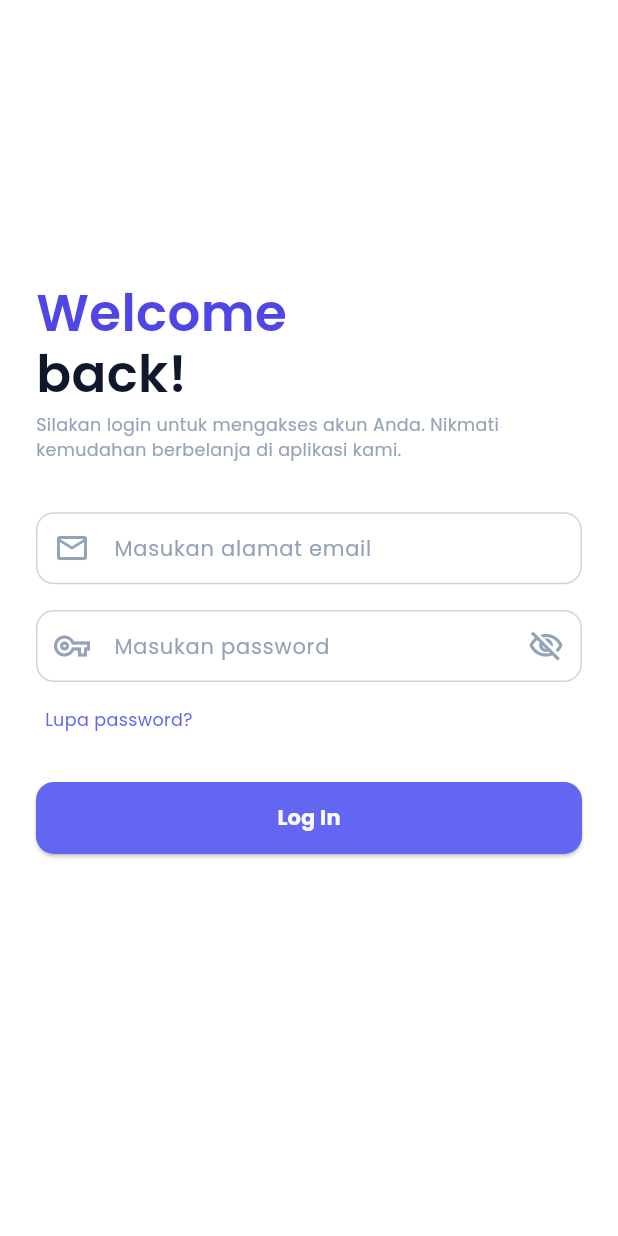
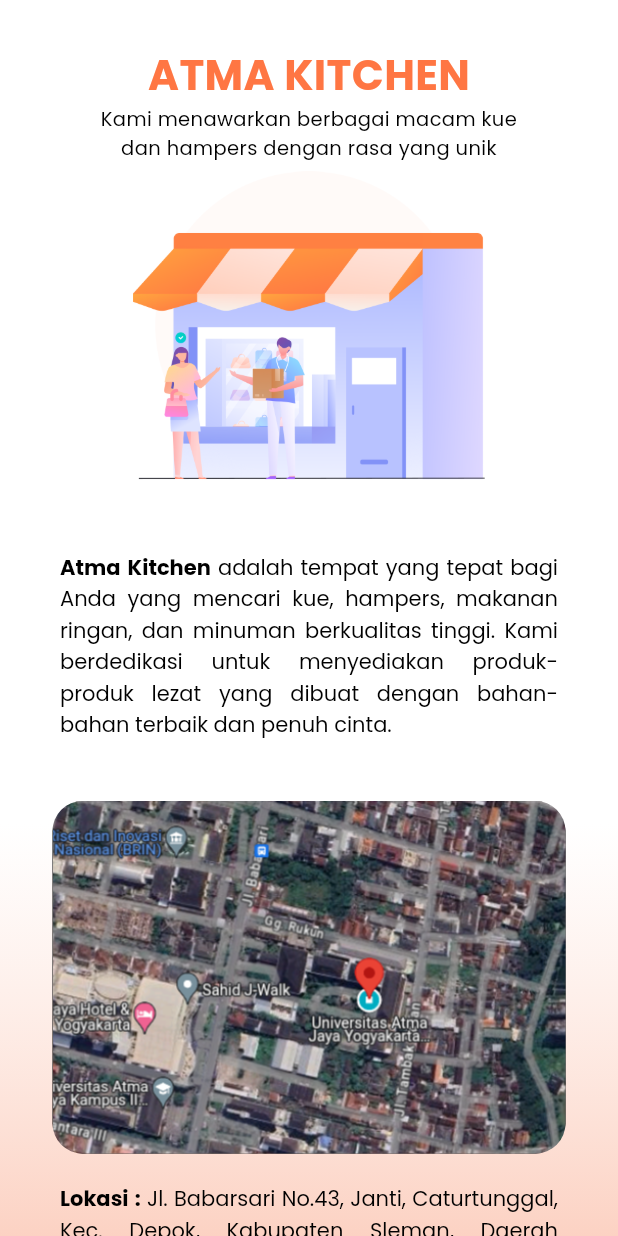
Before and after one commit to siwakasen/mobile_p3l, a Flutter app: the screen it shows after launch, on a phone screen of 412 x 824 dp. Run offline on Flutter 3.47's test engine with Material 3 defaults, Android fonts, the phone set to English and light mode, and no system bars; our stand-ins replace dio, email_validator, font_awesome_flutter, page_transition, responsive_sizer, salomon_bottom_bar and 2 more.

Commit message:
add informasi umum toko

```diff
--- a/lib/main.dart
+++ b/lib/main.dart
@@ -4,6 +4,7 @@
 import 'package:mobile_p3l/src/presentation/pages/home/buttom_navbar.dart';
 import 'package:mobile_p3l/routes/app_route.dart';
 import 'package:responsive_sizer/responsive_sizer.dart';
+import 'package:mobile_p3l/src/presentation/pages/informasiUmum/informasiUmum.dart';
 
 void main() {
   runApp(const MainApp());
@@ -38,11 +39,9 @@
           debugShowCheckedModeBanner: false,
           onGenerateRoute: AppRoute.generateRoute,
           theme: ThemeData(
-            colorScheme: const ColorScheme.light(
-              background:Colors.white
-            ),
+            colorScheme: const ColorScheme.light(background: Colors.white),
           ),
-          home: token == null ? const LoginScreen() : const Dashboard(),
+          home: token == null ? const InformasiUmumPage() : const Dashboard(),
         );
       },
     );
--- /dev/null
+++ b/lib/src/presentation/pages/informasiUmum/informasiUmum.dart
@@ -0,0 +1,237 @@
+import 'package:flutter/material.dart';
+
+class InformasiUmumPage extends StatefulWidget {
+  const InformasiUmumPage({Key? key}) : super(key: key);
+
+  @override
+  State<InformasiUmumPage> createState() => _InformasiUmumPageState();
+}
+
+class _InformasiUmumPageState extends State<InformasiUmumPage> {
+  @override
+  Widget build(BuildContext context) {
+    return Scaffold(
+
+      body: SafeArea(
+        child: Container(
+          decoration: const BoxDecoration(
+            gradient: LinearGradient(
+              begin: Alignment.topCenter,
+              end: Alignment.bottomCenter,
+              colors: [
+                Colors.white70,
+                Colors.white70,
+                Colors.white70,
+                Color.fromARGB(255, 252, 210, 195)
+              ],
+            ),
+          ),
+          child: SizedBox(
+            width: double.infinity,
+            child: SingleChildScrollView(
+              child: Column(
+                children: <Widget>[
+                  const SizedBox(height: 30),
+                  Column(
+                    children: <Widget>[
+                      const Text(
+                        "ATMA KITCHEN",
+                        style: TextStyle(
+                          fontSize: 28,
+                          color: Color(0xFFFF7643),
+                          fontWeight: FontWeight.bold,
+                          fontFamily: 'Poppins',
+                        ),
+                      ),
+                      const Text(
+                        "Kami menawarkan berbagai macam kue \ndan hampers dengan rasa yang unik",
+                        textAlign: TextAlign.center,
+                        style: TextStyle(
+                          fontFamily: 'Poppins',
+                          fontSize: 13,
+                        ),
+                      ),
+                      Image.asset(
+                        "assets/images/splash_2.png",
+                        height: 220,
+                        width: 235,
+                      ),
+                    ],
+                  ),
+                  const SizedBox(height: 40),
+                  Padding(
+                    padding: const EdgeInsets.symmetric(horizontal: 20),
+                    child: Column(
+                      crossAxisAlignment: CrossAxisAlignment.start,
+                      children: <Widget>[
+                        Padding(
+                          padding: const EdgeInsets.symmetric(horizontal: 20),
+                          child: RichText(
+                            textAlign: TextAlign.justify,
+                            text: const TextSpan(
+                              children: [
+                                TextSpan(
+                                  text: 'Atma Kitchen',
+                                  style: TextStyle(
+                                    fontWeight: FontWeight.bold,
+                                    color: Colors.black,
+                                    fontFamily: 'Poppins',
+                                  ),
+                                ),
+                                TextSpan(
+                                  text:
+                                      ' adalah tempat yang tepat bagi Anda yang mencari kue, hampers, makanan ringan, dan minuman berkualitas tinggi. Kami berdedikasi untuk menyediakan produk-produk lezat yang dibuat dengan bahan-bahan terbaik dan penuh cinta.',
+                                  style: TextStyle(
+                                    color: Colors.black,
+                                    fontFamily: 'Poppins',
+                                  ),
+                                ),
+                              ],
+                            ),
+                          ),
+                        ),
+                        const SizedBox(height: 40),
+                        Padding(
+                          padding: const EdgeInsets.symmetric(horizontal: 15),
+                          child: ClipRRect(
+                            borderRadius: BorderRadius.circular(20),
+                            child: Container(
+                              height: 235,
+                              width: double.infinity,
+                              decoration: BoxDecoration(
+                                border: Border.all(
+                                  color: Colors.black,
+                                  width: 0,
+                                ),
+                              ),
+                              child: Image.asset(
+                                "assets/images/lokasi.png",
+                                fit: BoxFit.cover,
+                              ),
+                            ),
+                          ),
+                        ),
+                        const SizedBox(height: 20),
+                        Padding(
+                          padding: const EdgeInsets.symmetric(horizontal: 20),
+                          child: RichText(
+                            textAlign: TextAlign.justify,
+                            text: const TextSpan(
+                              children: [
+                                TextSpan(
+                                  text: 'Lokasi : ',
+                                  style: TextStyle(
+                                    fontWeight: FontWeight.bold,
+                                    color: Colors.black,
+                                    decorationStyle: TextDecorationStyle.solid,
+                                    decorationThickness: 5,
+                                    fontFamily: 'Poppins',
+                                  ),
+                                ),
+                                TextSpan(
+                                  text:
+                                      'Jl. Babarsari No.43, Janti, Caturtunggal, Kec. Depok, Kabupaten Sleman, Daerah Istimewa Yogyakarta 55281',
+                                  style: TextStyle(
+                                    color: Colors.black,
+                                    decorationStyle: TextDecorationStyle.solid,
+                                    fontFamily: 'Poppins',
+                                  ),
+                                ),
+                              ],
+                            ),
+                          ),
+                        ),
+                        const SizedBox(height: 10),
+                        Padding(
+                          padding: const EdgeInsets.symmetric(horizontal: 20),
+                          child: RichText(
+                            textAlign: TextAlign.left,
+                            text: const TextSpan(
+                              children: [
+                                TextSpan(
+                                  text: 'Phone : ',
+                                  style: TextStyle(
+                                    fontWeight: FontWeight.bold,
+                                    color: Colors.black,
+                                    decorationStyle: TextDecorationStyle.solid,
+                                    fontFamily: 'Poppins',
+                                  ),
+                                ),
+                                TextSpan(
+                                  text: '(027) 4487711',
+                                  style: TextStyle(
+                                    color: Colors.black,
+                                    decorationStyle: TextDecorationStyle.solid,
+                                    fontFamily: 'Poppins',
+                                  ),
+                                ),
+                              ],
+                            ),
+                          ),
+                        ),
+                        const SizedBox(height: 10),
+                        Padding(
+                          padding: const EdgeInsets.symmetric(horizontal: 20),
+                          child: RichText(
+                            textAlign: TextAlign.left,
+                            text: const TextSpan(
+                              children: [
+                                TextSpan(
+                                  text: 'E-mail : ',
+                                  style: TextStyle(
+                                    fontWeight: FontWeight.bold,
+                                    color: Colors.black,
+                                    decorationStyle: TextDecorationStyle.solid,
+                                    fontFamily: 'Poppins',
+                                  ),
+                                ),
+                                TextSpan(
+                                  text: 'atmakitchen@example.com',
+                                  style: TextStyle(
+                                    color: Colors.black,
+                                    decorationStyle: TextDecorationStyle.solid,
+                                    fontFamily: 'Poppins',
+                                  ),
+                                ),
+                              ],
+                            ),
+                          ),
+                        ),
+
+
+                      ],
+                    ),
+                  ),
+                  const SizedBox(height: 60),
+                  ElevatedButton(
+                    onPressed: () => Navigator.pop(context),
+                    style: ElevatedButton.styleFrom(
+                      backgroundColor: Color(0xFFFF7643),
+                      textStyle: const TextStyle(fontSize: 15, fontWeight: FontWeight.bold),
+                      shape: RoundedRectangleBorder(
+                        borderRadius: BorderRadius.horizontal(
+                          left: Radius.circular(10),
+                          right: Radius.circular(10),
+
+                      ),
+                    ),
+                    ),
+                    child: const Text(
+                      'Kembali ke Beranda',
+                      style: TextStyle(
+                        fontFamily: 'Poppins',
+                        fontSize: 15,
+                        color: Colors.white,
+                      ),
+                    ),
+                  ),
+                  const SizedBox(height: 80),
+                ],
+              ),
+            ),
+          ),
+        ),
+      ),
+    );
+  }
+}
--- a/lib/src/presentation/pages/profile/controllers/order_history_controller.dart
+++ b/lib/src/presentation/pages/profile/controllers/order_history_controller.dart
@@ -1,5 +1,5 @@
 import 'package:mobile_p3l/src/data/models/pesananModel.dart';
-import 'package:mobile_p3l/src/data/repositories/OrderHistoryRepository.dart';
+import 'package:mobile_p3l/src/data/repositories/orderHistoryRepository.dart';
 
 class OrderHistoryController {
   final OrderHistoryRepository _orderHistoryRepository = OrderHistoryRepository();
```
Also changed, not shown: assets/images/lokasi.png (added), assets/images/splash_2.png (added), 5 other files.
